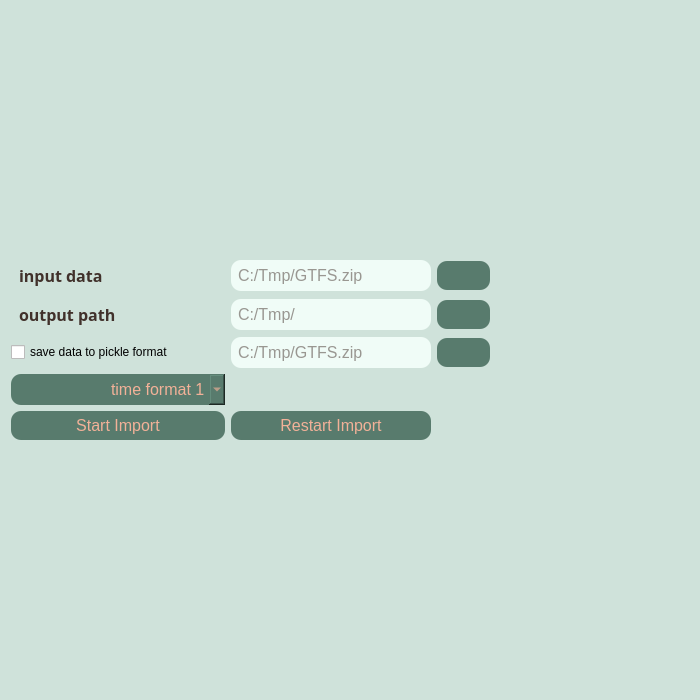
Old version of the form view/ui/create_table_import.ui in the repository Themishau/GTFStoFahrplan.
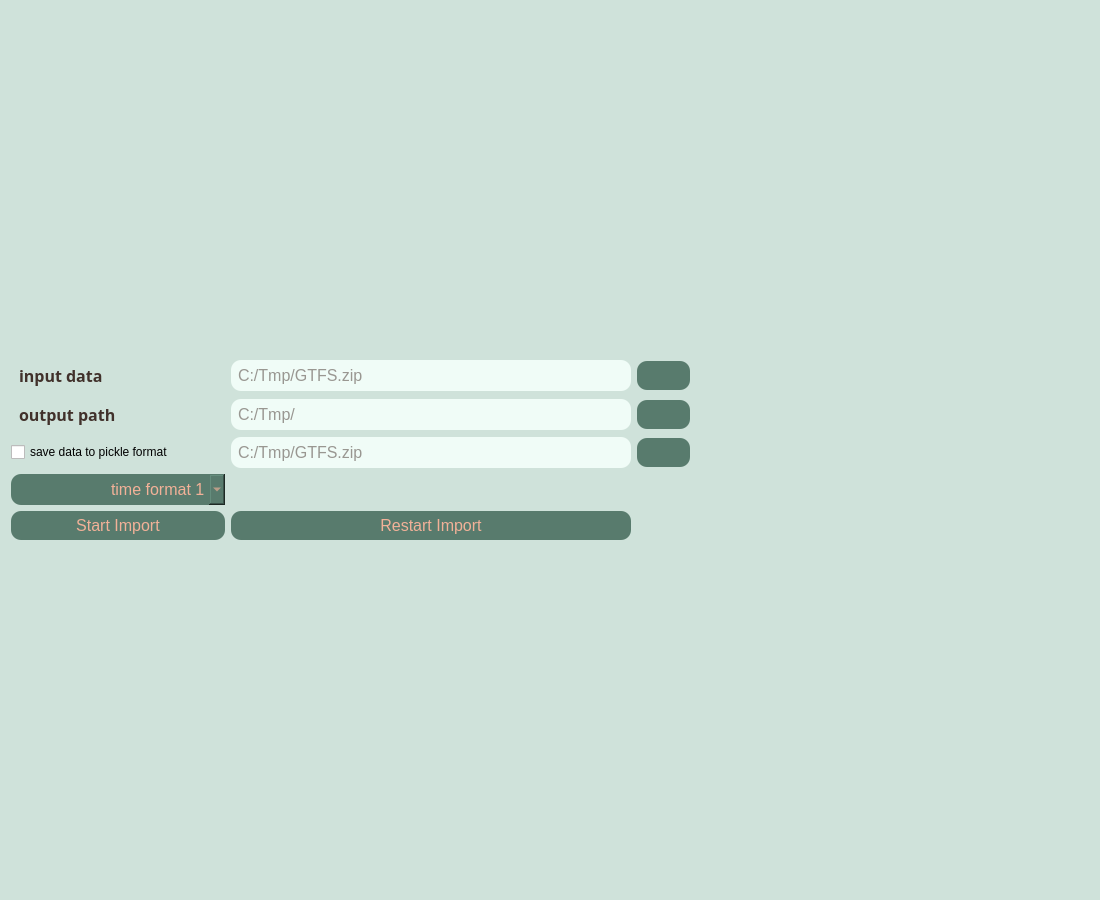
New version of the form. Icons and pictures are not drawn.

Commit message: refactor(MVVM model): optimizing sorting and merges and changed import view

What changed in the file:
```diff
--- a/view/ui/create_table_import.ui
+++ b/view/ui/create_table_import.ui
@@ -6,8 +6,8 @@
    <rect>
     <x>0</x>
     <y>0</y>
-    <width>700</width>
-    <height>700</height>
+    <width>1100</width>
+    <height>900</height>
    </rect>
   </property>
   <property name="sizePolicy">
@@ -16,10 +16,16 @@
     <verstretch>0</verstretch>
    </sizepolicy>
   </property>
+  <property name="minimumSize">
+   <size>
+    <width>1100</width>
+    <height>900</height>
+   </size>
+  </property>
   <property name="maximumSize">
    <size>
-    <width>700</width>
-    <height>700</height>
+    <width>1100</width>
+    <height>900</height>
    </size>
   </property>
   <property name="windowTitle">
```
The commit also changes 4 other files.
